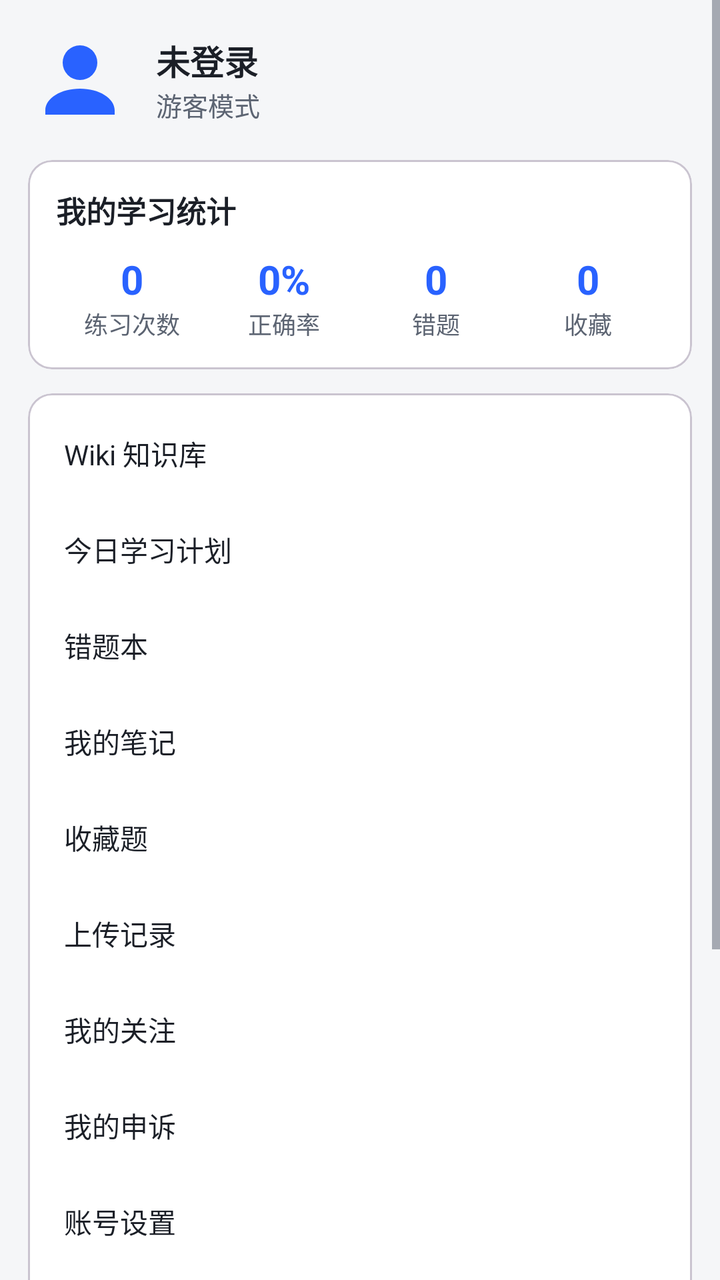
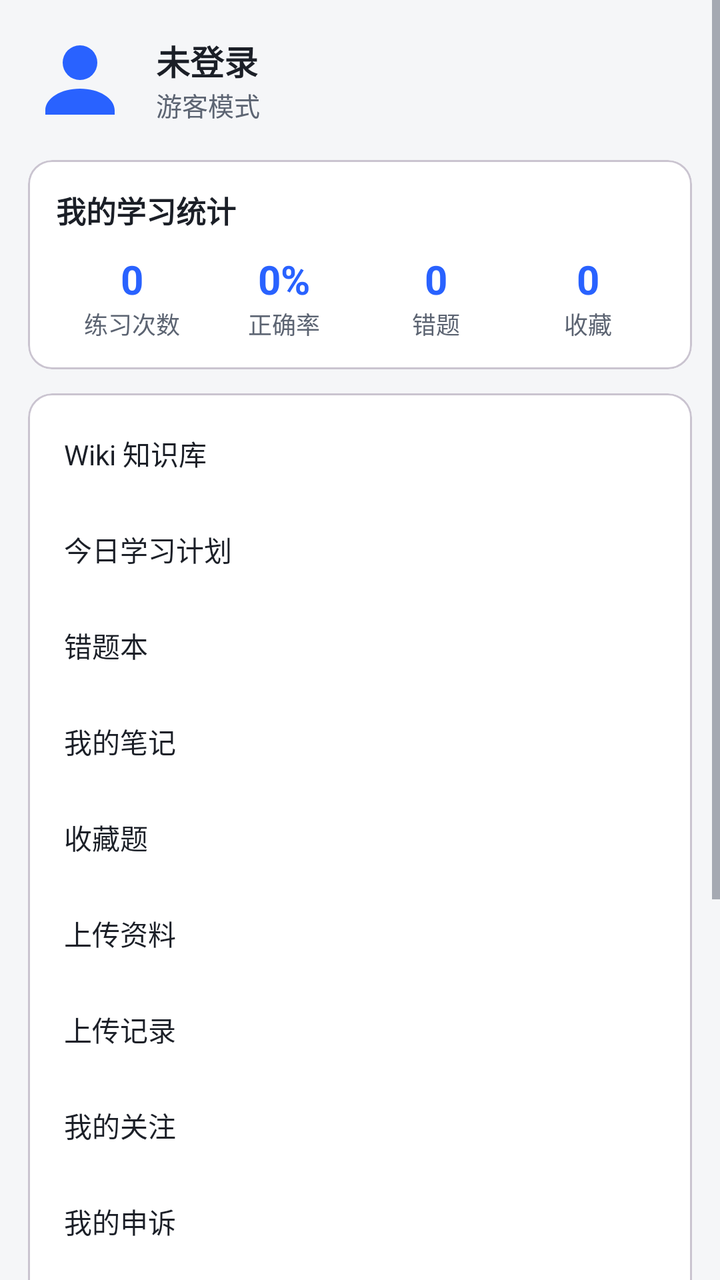

Screens rendered from an Android XML layout before and after an edit, with the pre-edit source and the edit as a unified diff.
<!-- AndroidManifest.xml: application theme Theme.ExamPrep -->
<!-- res/layout/fragment_me.xml -->
<?xml version="1.0" encoding="utf-8"?>
<ScrollView xmlns:android="http://schemas.android.com/apk/res/android"
    android:layout_width="match_parent" android:layout_height="match_parent"
    android:fillViewport="true">

    <LinearLayout
        android:layout_width="match_parent" android:layout_height="wrap_content"
        android:orientation="vertical" android:padding="14dp">

        
        <LinearLayout
            android:layout_width="match_parent" android:layout_height="wrap_content"
            android:gravity="center_vertical" android:orientation="horizontal">
            <ImageView
                android:layout_width="52dp" android:layout_height="52dp"
                android:src="@drawable/ic_tab_me" android:contentDescription="@string/cd_avatar" />
            <LinearLayout
                android:layout_width="0dp" android:layout_weight="1"
                android:layout_height="wrap_content" android:layout_marginStart="12dp"
                android:orientation="vertical">
                <TextView
                    android:id="@+id/tvNickname"
                    android:layout_width="wrap_content" android:layout_height="wrap_content"
                    android:text="未登录" android:textColor="@color/text_main"
                    android:textSize="17sp" android:textStyle="bold" />
                <TextView
                    android:id="@+id/tvStudentNo"
                    android:layout_width="wrap_content" android:layout_height="wrap_content"
                    android:text="游客模式" android:textColor="@color/text_sub" android:textSize="13sp" />
            </LinearLayout>
        </LinearLayout>

        
        <com.google.android.material.card.MaterialCardView
            android:layout_width="match_parent" android:layout_height="wrap_content"
            android:layout_marginTop="14dp">
            <LinearLayout
                android:layout_width="match_parent" android:layout_height="wrap_content"
                android:orientation="vertical" android:padding="14dp">
                <TextView style="@style/CardTitle" android:text="我的学习统计" />
                <LinearLayout
                    android:layout_width="match_parent" android:layout_height="wrap_content"
                    android:layout_marginTop="10dp" android:orientation="horizontal">
                    <LinearLayout style="@style/StatCol">
                        <TextView android:id="@+id/tvPractice" style="@style/StatNum" android:text="0" />
                        <TextView style="@style/StatLabel" android:text="练习次数" />
                    </LinearLayout>
                    <LinearLayout style="@style/StatCol">
                        <TextView android:id="@+id/tvAccuracy" style="@style/StatNum" android:text="0%" />
                        <TextView style="@style/StatLabel" android:text="正确率" />
                    </LinearLayout>
                    <LinearLayout style="@style/StatCol">
                        <TextView android:id="@+id/tvWrong" style="@style/StatNum" android:text="0" />
                        <TextView style="@style/StatLabel" android:text="错题" />
                    </LinearLayout>
                    <LinearLayout style="@style/StatCol">
                        <TextView android:id="@+id/tvFav" style="@style/StatNum" android:text="0" />
                        <TextView style="@style/StatLabel" android:text="收藏" />
                    </LinearLayout>
                </LinearLayout>
            </LinearLayout>
        </com.google.android.material.card.MaterialCardView>

        
        <com.google.android.material.card.MaterialCardView
            android:layout_width="match_parent" android:layout_height="wrap_content"
            android:layout_marginTop="12dp" android:layout_marginBottom="16dp">
            <LinearLayout
                android:layout_width="match_parent" android:layout_height="wrap_content"
                android:orientation="vertical" android:padding="6dp">

                <TextView android:id="@+id/btnWiki" style="@style/MenuItem" android:text="Wiki 知识库" />
                <TextView android:id="@+id/btnStudyPlan" style="@style/MenuItem" android:text="今日学习计划" />
                <TextView android:id="@+id/btnWrongBook" style="@style/MenuItem" android:text="错题本" />
                <TextView android:id="@+id/btnNote" style="@style/MenuItem" android:text="我的笔记" />
                <TextView android:id="@+id/btnFavQuestion" style="@style/MenuItem" android:text="收藏题" />
                <TextView android:id="@+id/btnUploadRecords" style="@style/MenuItem" android:text="上传记录" />
                <TextView android:id="@+id/btnFollows" style="@style/MenuItem" android:text="我的关注" />
                <TextView android:id="@+id/btnAppeals" style="@style/MenuItem" android:text="我的申诉" />
                <TextView android:id="@+id/btnAccount" style="@style/MenuItem" android:text="账号设置" />
                <TextView android:id="@+id/btnFavorites" style="@style/MenuItem" android:text="我的收藏" />
                <TextView android:id="@+id/btnDownloads" style="@style/MenuItem" android:text="下载历史" />
                <TextView android:id="@+id/btnNotifications" style="@style/MenuItem" android:text="通知中心" />
                <TextView android:id="@+id/btnLogout" style="@style/MenuItem" android:text="退出登录" />
            </LinearLayout>
        </com.google.android.material.card.MaterialCardView>
    </LinearLayout>
</ScrollView>
<!-- resources referenced by this layout -->
<resources>
  <color name="text_main">#1B1F27</color>
  <color name="text_sub">#5C6472</color>
  <!-- drawable ic_tab_me (drawable) -->
  <?xml version="1.0" encoding="utf-8"?>
  <vector xmlns:android="http://schemas.android.com/apk/res/android"
      android:width="24dp" android:height="24dp"
      android:viewportWidth="24" android:viewportHeight="24">
      <path android:fillColor="@color/primary"
          android:pathData="M12,12a4,4 0,1 0,0 -8,4,4 0,0 0,0 8zM12,14c-4.4,0 -8,2.2 -8,5v1h16v-1c0,-2.8 -3.6,-5 -8,-5z" />
  </vector>
  <string name="cd_avatar">头像</string>
  <style name="CardTitle">
          <item name="android:layout_width">wrap_content</item>
          <item name="android:layout_height">wrap_content</item>
          <item name="android:textColor">@color/text_main</item>
          <item name="android:textSize">15sp</item>
          <item name="android:textStyle">bold</item>
      </style>
  <style name="MenuItem">
          <item name="android:layout_width">match_parent</item>
          <item name="android:layout_height">48dp</item>
          <item name="android:gravity">center_vertical</item>
          <item name="android:paddingStart">12dp</item>
          <item name="android:paddingEnd">12dp</item>
          <item name="android:textColor">@color/text_main</item>
          <item name="android:textSize">14sp</item>
          <item name="android:background">?attr/selectableItemBackground</item>
      </style>
  <style name="StatCol">
          <item name="android:layout_width">0dp</item>
          <item name="android:layout_height">wrap_content</item>
          <item name="android:layout_weight">1</item>
          <item name="android:orientation">vertical</item>
          <item name="android:gravity">center</item>
      </style>
  <style name="StatLabel">
          <item name="android:layout_width">wrap_content</item>
          <item name="android:layout_height">wrap_content</item>
          <item name="android:textColor">@color/text_sub</item>
          <item name="android:textSize">12sp</item>
      </style>
  <style name="StatNum">
          <item name="android:layout_width">wrap_content</item>
          <item name="android:layout_height">wrap_content</item>
          <item name="android:textColor">@color/primary</item>
          <item name="android:textSize">20sp</item>
          <item name="android:textStyle">bold</item>
      </style>
  <style name="Theme.ExamPrep" parent="Theme.Material3.DayNight.NoActionBar">
          <item name="colorPrimary">@color/primary</item>
          <item name="colorOnPrimary">#FFFFFF</item>
          <item name="colorPrimaryContainer">@color/chip_bg</item>
          <item name="colorSecondary">@color/accent</item>
          <item name="android:colorBackground">@color/bg</item>
          <item name="colorSurface">@color/card</item>
          <item name="android:statusBarColor">@color/primary</item>
          <item name="android:textColorPrimary">@color/text_main</item>
          <item name="android:textColorSecondary">@color/text_sub</item>
      </style>
  <color name="primary">#2962FF</color>
  <color name="chip_bg">#EEF2FF</color>
  <color name="accent">#00BFA5</color>
  <color name="bg">#F5F6F8</color>
  <color name="card">#FFFFFF</color>
</resources>

<!-- the commit's change to res/layout/fragment_me.xml (unified diff, before → after) -->
@@ -74,6 +74,7 @@
                 <TextView android:id="@+id/btnWrongBook" style="@style/MenuItem" android:text="错题本" />
                 <TextView android:id="@+id/btnNote" style="@style/MenuItem" android:text="我的笔记" />
                 <TextView android:id="@+id/btnFavQuestion" style="@style/MenuItem" android:text="收藏题" />
+                <TextView android:id="@+id/btnUploadResource" style="@style/MenuItem" android:text="上传资料" />
                 <TextView android:id="@+id/btnUploadRecords" style="@style/MenuItem" android:text="上传记录" />
                 <TextView android:id="@+id/btnFollows" style="@style/MenuItem" android:text="我的关注" />
                 <TextView android:id="@+id/btnAppeals" style="@style/MenuItem" android:text="我的申诉" />
